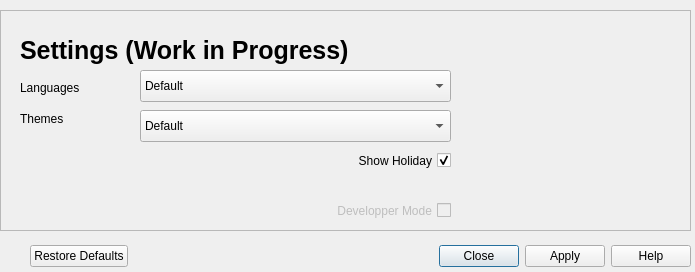
This is src/settingDialog.ui in xgui4/LCE-Qt-Launcher as Qt 5 draws it before an edit. The edited form follows.
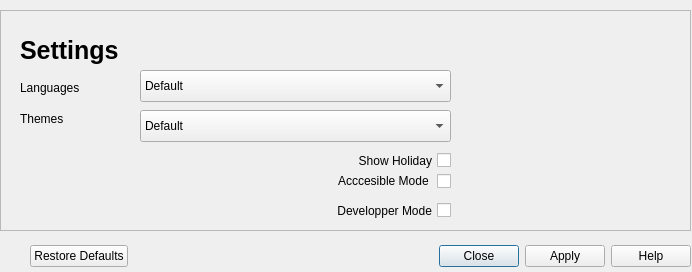
This is the edited form. Icons and pictures are not drawn.

```diff
--- a/src/settingDialog.ui
+++ b/src/settingDialog.ui
@@ -6,7 +6,7 @@
    <rect>
     <x>0</x>
     <y>0</y>
-    <width>695</width>
+    <width>692</width>
     <height>272</height>
    </rect>
   </property>
@@ -60,7 +60,7 @@
      </font>
     </property>
     <property name="text">
-     <string>Settings (Work in Progress)</string>
+     <string>Settings</string>
     </property>
    </widget>
    <widget class="QLabel" name="LanguagesComboBoxlabel">
@@ -193,7 +193,7 @@
      <iconset theme="QIcon::ThemeIcon::AddressBookNew"/>
     </property>
     <property name="checked">
-     <bool>true</bool>
+     <bool>false</bool>
     </property>
     <property name="tristate">
      <bool>false</bool>
@@ -201,7 +201,7 @@
    </widget>
    <widget class="QCheckBox" name="holydayDheckBox_2">
     <property name="enabled">
-     <bool>false</bool>
+     <bool>true</bool>
     </property>
     <property name="geometry">
      <rect>
@@ -234,6 +234,9 @@
     <property name="icon">
      <iconset theme="QIcon::ThemeIcon::Computer"/>
     </property>
+    <property name="checkable">
+     <bool>true</bool>
+    </property>
     <property name="checked">
      <bool>false</bool>
     </property>
@@ -244,10 +247,10 @@
    <widget class="QLabel" name="gearIconlabel">
     <property name="geometry">
      <rect>
-      <x>480</x>
-      <y>60</y>
-      <width>121</width>
-      <height>121</height>
+      <x>490</x>
+      <y>30</y>
+      <width>181</width>
+      <height>141</height>
      </rect>
     </property>
     <property name="text">
@@ -260,6 +263,34 @@
      <bool>true</bool>
     </property>
    </widget>
+   <widget class="QCheckBox" name="accesibilitycheckBox">
+    <property name="geometry">
+     <rect>
+      <x>30</x>
+      <y>160</y>
+      <width>421</width>
+      <height>22</height>
+     </rect>
+    </property>
+    <property name="accessibleName">
+     <string>acccesbilityToggle</string>
+    </property>
+    <property name="accessibleDescription">
+     <string>Toggle the Accessibility Mode</string>
+    </property>
+    <property name="accessibleIdentifier">
+     <string>acccesbilityToggle</string>
+    </property>
+    <property name="layoutDirection">
+     <enum>Qt::LayoutDirection::RightToLeft</enum>
+    </property>
+    <property name="text">
+     <string>Acccesible Mode </string>
+    </property>
+    <property name="icon">
+     <iconset theme="preferences-desktop-accessibility"/>
+    </property>
+   </widget>
   </widget>
  </widget>
  <resources>
```
Left out of the diff: 14 changed lines with no effect on the pictures.
